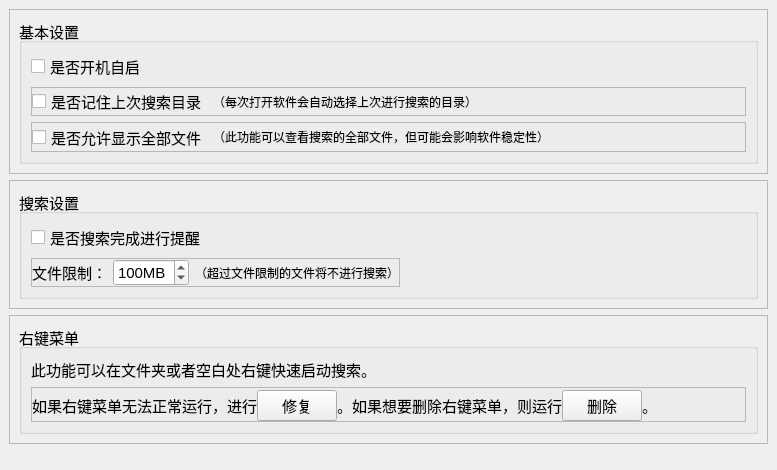
This is qcustomdialog/setting.ui in Gaoyongxian666/OpenSearcher as Qt 5 draws it before an edit. The edited form follows.
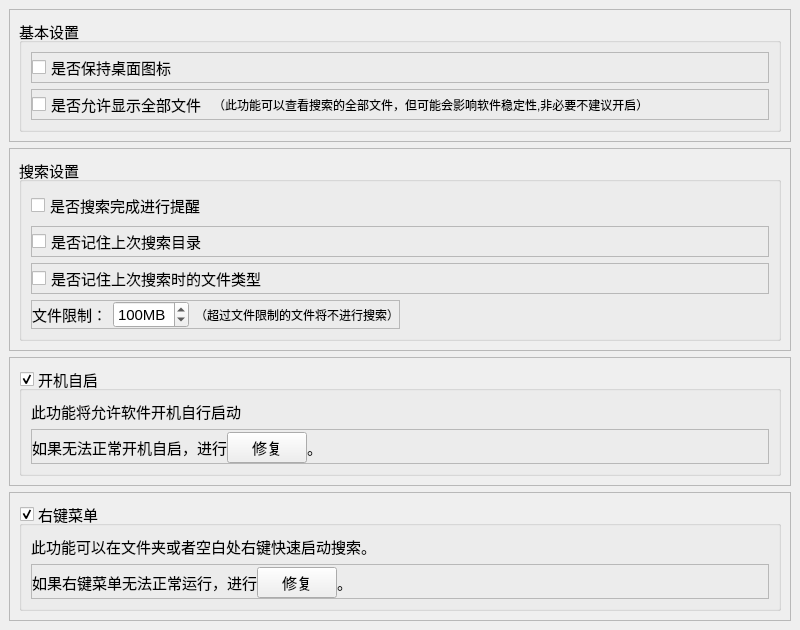
This is the edited form.

Diff of the .ui file:
```diff
--- a/qcustomdialog/setting.ui
+++ b/qcustomdialog/setting.ui
@@ -6,14 +6,19 @@
    <rect>
     <x>0</x>
     <y>0</y>
-    <width>777</width>
-    <height>470</height>
+    <width>800</width>
+    <height>590</height>
    </rect>
   </property>
   <property name="windowTitle">
    <string>MainWindow</string>
   </property>
   <widget class="QWidget" name="centralwidget">
+   <property name="font">
+    <font>
+     <pointsize>11</pointsize>
+    </font>
+   </property>
    <layout class="QVBoxLayout" name="verticalLayout">
     <item alignment="Qt::AlignTop">
      <widget class="QFrame" name="frame_basic">
@@ -41,27 +46,15 @@
           <string>基本设置</string>
          </property>
          <layout class="QVBoxLayout" name="verticalLayout_2">
-          <item alignment="Qt::AlignLeft|Qt::AlignTop">
-           <widget class="QCheckBox" name="checkBox_auto_run">
-            <property name="font">
-             <font>
-              <pointsize>11</pointsize>
-             </font>
-            </property>
-            <property name="text">
-             <string>是否开机自启</string>
-            </property>
-           </widget>
-          </item>
           <item>
-           <widget class="QFrame" name="frame_4">
+           <widget class="QFrame" name="frame_7">
             <property name="frameShape">
              <enum>QFrame::StyledPanel</enum>
             </property>
             <property name="frameShadow">
              <enum>QFrame::Raised</enum>
             </property>
-            <layout class="QHBoxLayout" name="horizontalLayout_5">
+            <layout class="QHBoxLayout" name="horizontalLayout_8">
              <property name="leftMargin">
               <number>0</number>
              </property>
@@ -74,33 +67,27 @@
              <property name="bottomMargin">
               <number>0</number>
              </property>
-             <item alignment="Qt::AlignLeft">
-              <widget class="QCheckBox" name="checkBox_last_dir">
-               <property name="text">
-                <string>是否记住上次搜索目录</string>
+             <item>
+              <widget class="QCheckBox" name="checkBox_desktop">
+               <property name="sizePolicy">
+                <sizepolicy hsizetype="Preferred" vsizetype="Preferred">
+                 <horstretch>0</horstretch>
+                 <verstretch>0</verstretch>
+                </sizepolicy>
                </property>
-              </widget>
-             </item>
-             <item alignment="Qt::AlignLeft">
-              <widget class="QLabel" name="label_8">
-               <property name="font">
-                <font>
-                 <pointsize>9</pointsize>
-                </font>
-               </property>
                <property name="text">
-                <string>（每次打开软件会自动选择上次进行搜索的目录）</string>
+                <string>是否保持桌面图标</string>
                </property>
               </widget>
              </item>
              <item>
-              <spacer name="horizontalSpacer_3">
+              <spacer name="horizontalSpacer_6">
                <property name="orientation">
                 <enum>Qt::Horizontal</enum>
                </property>
                <property name="sizeHint" stdset="0">
                 <size>
-                 <width>40</width>
+                 <width>588</width>
                  <height>20</height>
                 </size>
                </property>
@@ -150,7 +137,7 @@
                 </font>
                </property>
                <property name="text">
-                <string>（此功能可以查看搜索的全部文件，但可能会影响软件稳定性）</string>
+                <string>（此功能可以查看搜索的全部文件，但可能会影响软件稳定性,非必要不建议开启）</string>
                </property>
               </widget>
              </item>
@@ -214,6 +201,126 @@
             </property>
            </widget>
           </item>
+          <item>
+           <widget class="QFrame" name="frame_4">
+            <property name="frameShape">
+             <enum>QFrame::StyledPanel</enum>
+            </property>
+            <property name="frameShadow">
+             <enum>QFrame::Raised</enum>
+            </property>
+            <layout class="QHBoxLayout" name="horizontalLayout_5">
+             <property name="leftMargin">
+              <number>0</number>
+             </property>
+             <property name="topMargin">
+              <number>0</number>
+             </property>
+             <property name="rightMargin">
+              <number>0</number>
+             </property>
+             <property name="bottomMargin">
+              <number>0</number>
+             </property>
+             <item>
+              <widget class="QCheckBox" name="checkBox_last_dir">
+               <property name="text">
+                <string>是否记住上次搜索目录</string>
+               </property>
+              </widget>
+             </item>
+             <item alignment="Qt::AlignLeft">
+              <widget class="QLabel" name="label_8">
+               <property name="font">
+                <font>
+                 <pointsize>9</pointsize>
+                </font>
+               </property>
+               <property name="text">
+                <string/>
+               </property>
+              </widget>
+             </item>
+             <item>
+              <spacer name="horizontalSpacer_3">
+               <property name="orientation">
+                <enum>Qt::Horizontal</enum>
+               </property>
+               <property name="sizeHint" stdset="0">
+                <size>
+                 <width>40</width>
+                 <height>20</height>
+                </size>
+               </property>
+              </spacer>
+             </item>
+            </layout>
+           </widget>
+          </item>
+          <item>
+           <widget class="QFrame" name="frame_6">
+            <property name="frameShape">
+             <enum>QFrame::StyledPanel</enum>
+            </property>
+            <property name="frameShadow">
+             <enum>QFrame::Raised</enum>
+            </property>
+            <layout class="QHBoxLayout" name="horizontalLayout_7">
+             <property name="spacing">
+              <number>6</number>
+             </property>
+             <property name="leftMargin">
+              <number>0</number>
+             </property>
+             <property name="topMargin">
+              <number>0</number>
+             </property>
+             <property name="rightMargin">
+              <number>0</number>
+             </property>
+             <property name="bottomMargin">
+              <number>0</number>
+             </property>
+             <item>
+              <widget class="QCheckBox" name="checkBox_last_screen">
+               <property name="font">
+                <font>
+                 <pointsize>11</pointsize>
+                </font>
+               </property>
+               <property name="text">
+                <string>是否记住上次搜索时的文件类型</string>
+               </property>
+              </widget>
+             </item>
+             <item>
+              <widget class="QLabel" name="label_13">
+               <property name="font">
+                <font>
+                 <pointsize>9</pointsize>
+                </font>
+               </property>
+               <property name="text">
+                <string/>
+               </property>
+              </widget>
+             </item>
+             <item>
+              <spacer name="horizontalSpacer_5">
+               <property name="orientation">
+                <enum>Qt::Horizontal</enum>
+               </property>
+               <property name="sizeHint" stdset="0">
+                <size>
+                 <width>40</width>
+                 <height>20</height>
+                </size>
+               </property>
+              </spacer>
+             </item>
+            </layout>
+           </widget>
+          </item>
           <item alignment="Qt::AlignLeft">
            <widget class="QFrame" name="frame">
             <property name="sizePolicy">
@@ -304,7 +411,99 @@
      </widget>
     </item>
     <item>
-     <widget class="QFrame" name="frame_advanced">
+     <widget class="QFrame" name="frame_auto_run">
+      <property name="frameShape">
+       <enum>QFrame::StyledPanel</enum>
+      </property>
+      <property name="frameShadow">
+       <enum>QFrame::Raised</enum>
+      </property>
+      <layout class="QVBoxLayout" name="verticalLayout_7">
+       <item>
+        <widget class="QGroupBox" name="groupBox_auto_run">
+         <property name="title">
+          <string>开机自启</string>
+         </property>
+         <property name="checkable">
+          <bool>true</bool>
+         </property>
+         <layout class="QVBoxLayout" name="verticalLayout_8">
+          <item>
+           <widget class="QLabel" name="label_9">
+            <property name="text">
+             <string>此功能将允许软件开机自行启动</string>
+            </property>
+           </widget>
+          </item>
+          <item>
+           <widget class="QFrame" name="frame_5">
+            <property name="frameShape">
+             <enum>QFrame::StyledPanel</enum>
+            </property>
+            <property name="frameShadow">
+             <enum>QFrame::Raised</enum>
+            </property>
+            <layout class="QHBoxLayout" name="horizontalLayout_6">
+             <property name="spacing">
+              <number>0</number>
+             </property>
+             <property name="leftMargin">
+              <number>0</number>
+             </property>
+             <property name="topMargin">
+              <number>2</number>
+             </property>
+             <property name="rightMargin">
+              <number>0</number>
+             </property>
+             <property name="bottomMargin">
+              <number>0</number>
+             </property>
+             <item>
+              <widget class="QLabel" name="label_10">
+               <property name="text">
+                <string>如果无法正常开机自启，进行</string>
+               </property>
+              </widget>
+             </item>
+             <item alignment="Qt::AlignLeft">
+              <widget class="QPushButton" name="button_fix_auto">
+               <property name="text">
+                <string>修复</string>
+               </property>
+              </widget>
+             </item>
+             <item>
+              <widget class="QLabel" name="label_12">
+               <property name="text">
+                <string>。</string>
+               </property>
+              </widget>
+             </item>
+             <item>
+              <spacer name="horizontalSpacer_4">
+               <property name="orientation">
+                <enum>Qt::Horizontal</enum>
+               </property>
+               <property name="sizeHint" stdset="0">
+                <size>
+                 <width>40</width>
+                 <height>20</height>
+                </size>
+               </property>
+              </spacer>
+             </item>
+            </layout>
+           </widget>
+          </item>
+         </layout>
+        </widget>
+       </item>
+      </layout>
+     </widget>
+    </item>
+    <item>
+     <widget class="QFrame" name="frame_right_menu">
       <property name="frameShape">
        <enum>QFrame::StyledPanel</enum>
       </property>
@@ -328,6 +527,9 @@
          <property name="title">
           <string>右键菜单</string>
          </property>
+         <property name="checkable">
+          <bool>true</bool>
+         </property>
          <layout class="QVBoxLayout" name="verticalLayout_3">
           <item alignment="Qt::AlignTop">
            <widget class="QLabel" name="label">
@@ -382,20 +584,6 @@
                </property>
               </widget>
              </item>
-             <item alignment="Qt::AlignLeft">
-              <widget class="QLabel" name="label_5">
-               <property name="text">
-                <string>。如果想要删除右键菜单，则运行</string>
-               </property>
-              </widget>
-             </item>
-             <item alignment="Qt::AlignLeft">
-              <widget class="QPushButton" name="button_del">
-               <property name="text">
-                <string>删除</string>
-               </property>
-              </widget>
-             </item>
              <item>
               <widget class="QLabel" name="label_6">
                <property name="text">
```
Left out of the diff: 4 changed lines with no effect on the pictures.
